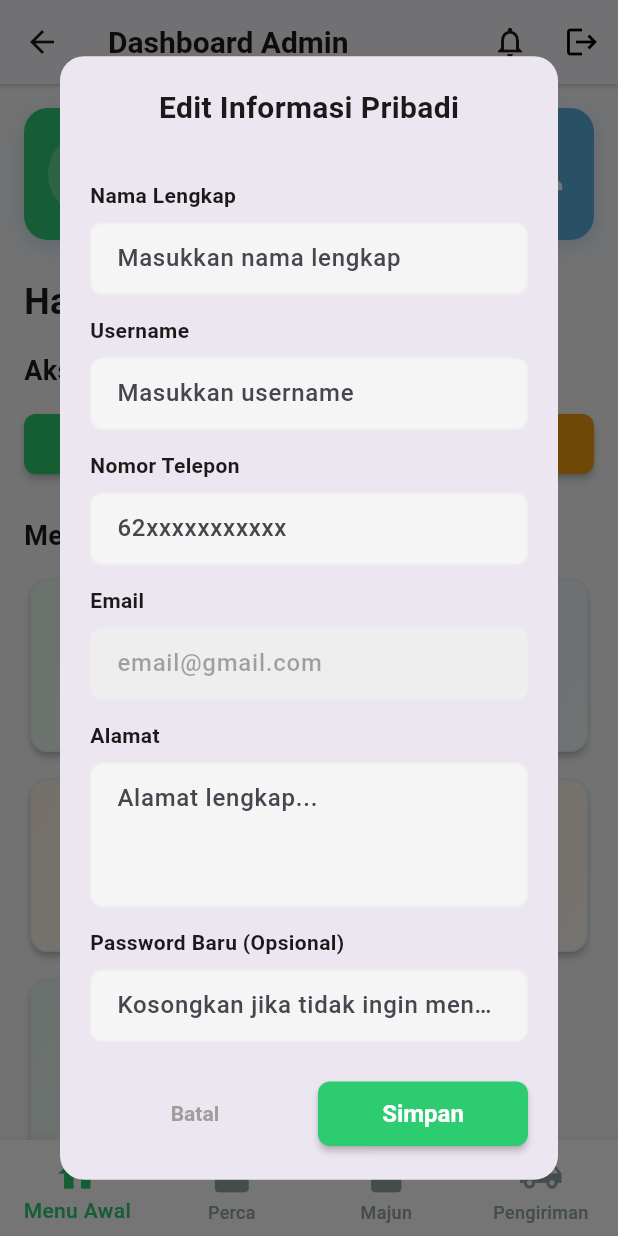
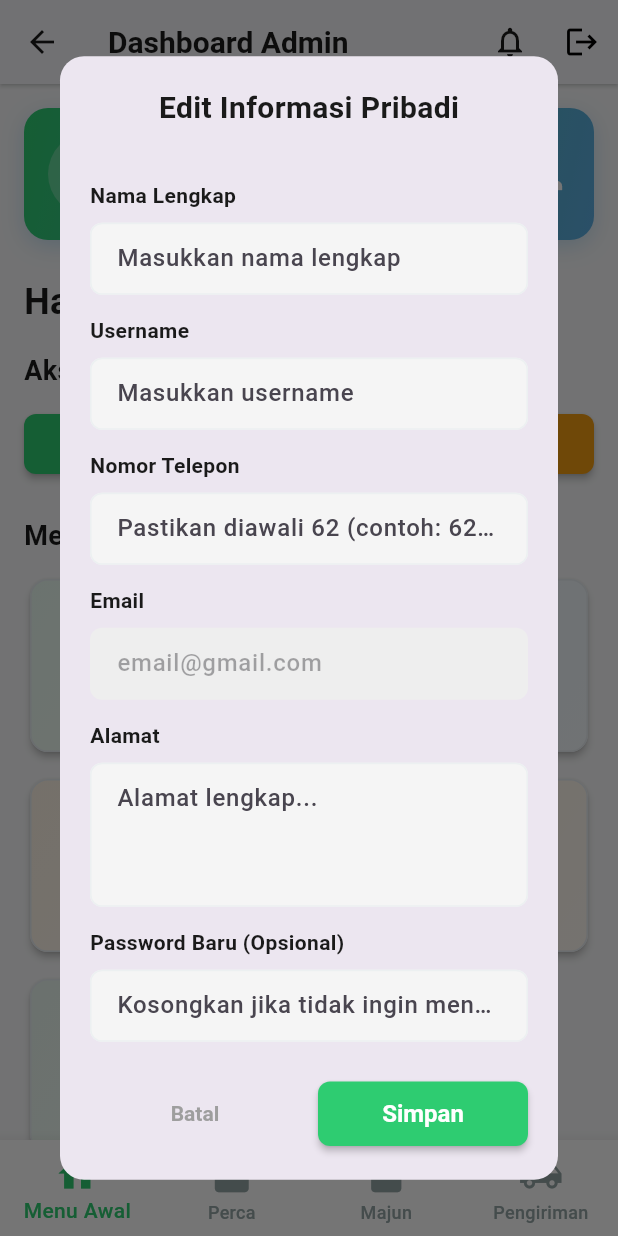
Before and after one commit to dwirez99/majunkita, a Flutter app: the DashboarAdminScreen screen opened directly, after a tap on the "edit" icon, on a phone screen of 412 x 824 dp. Run offline on Flutter 3.47's test engine with Material 3 defaults, Android fonts, the phone set to English and light mode, and no system bars; our stand-ins replace fl_chart, flutter_dotenv, flutter_image_compress, flutter_riverpod, image_picker, supabase_flutter; accounts and stored records are empty; network calls fail.

Commit message:
fix: bug profile staff

```diff
--- a/lib/features/Dashboard/presentations/widgets/user_profile_card.dart
+++ b/lib/features/Dashboard/presentations/widgets/user_profile_card.dart
@@ -64,7 +64,10 @@ class UserProfileCard extends ConsumerWidget {
           end: Alignment.bottomRight,
         );
 
-    return Container(
+    return InkWell(
+      onTap: onEdit,
+      borderRadius: BorderRadius.circular(16),
+      child: Container(
         padding: const EdgeInsets.all(16),
         decoration: BoxDecoration(
           gradient: effectiveGradient,
@@ -145,7 +148,7 @@ class UserProfileCard extends ConsumerWidget {
           Icon(trailingIcon, color: AppColors.white, size: 32),
         ],
       ),
-    );
+    ));
   }
 
   void _openEditDialog(BuildContext context) {
--- a/lib/features/manage_partner/presentations/widgets/personal_info_edit_dialog.dart
+++ b/lib/features/manage_partner/presentations/widgets/personal_info_edit_dialog.dart
@@ -148,7 +148,7 @@ class _PersonalInfoEditDialogState
                     _buildLabel('Nomor Telepon'),
                     _buildTextField(
                       controller: _noTelpController,
-                      hint: '62xxxxxxxxxxx',
+                      hint: 'Pastikan diawali 62 (contoh: 62812...)',
                       keyboardType: TextInputType.phone,
                       validator: (v) {
                         final value = (v ?? '').trim();
--- a/lib/features/manage_partner/presentations/widgets/staff_form_dialog.dart
+++ b/lib/features/manage_partner/presentations/widgets/staff_form_dialog.dart
@@ -120,9 +120,10 @@ class _StaffFormDialogState extends ConsumerState<StaffFormDialog> {
                 ),
 
                 // No Telp
-                _buildLabel('Nomor'),
+                _buildLabel('Nomor Telepon'),
                 _buildTextField(
                   controller: _noTelpController,
+                  hint: 'Pastikan diawali 62 (contoh: 62812...)',
                   keyboardType: TextInputType.phone,
                   validator: (v) {
                     final value = (v ?? '').trim();
```
Lines whose indentation alone changed are shown as unchanged.
